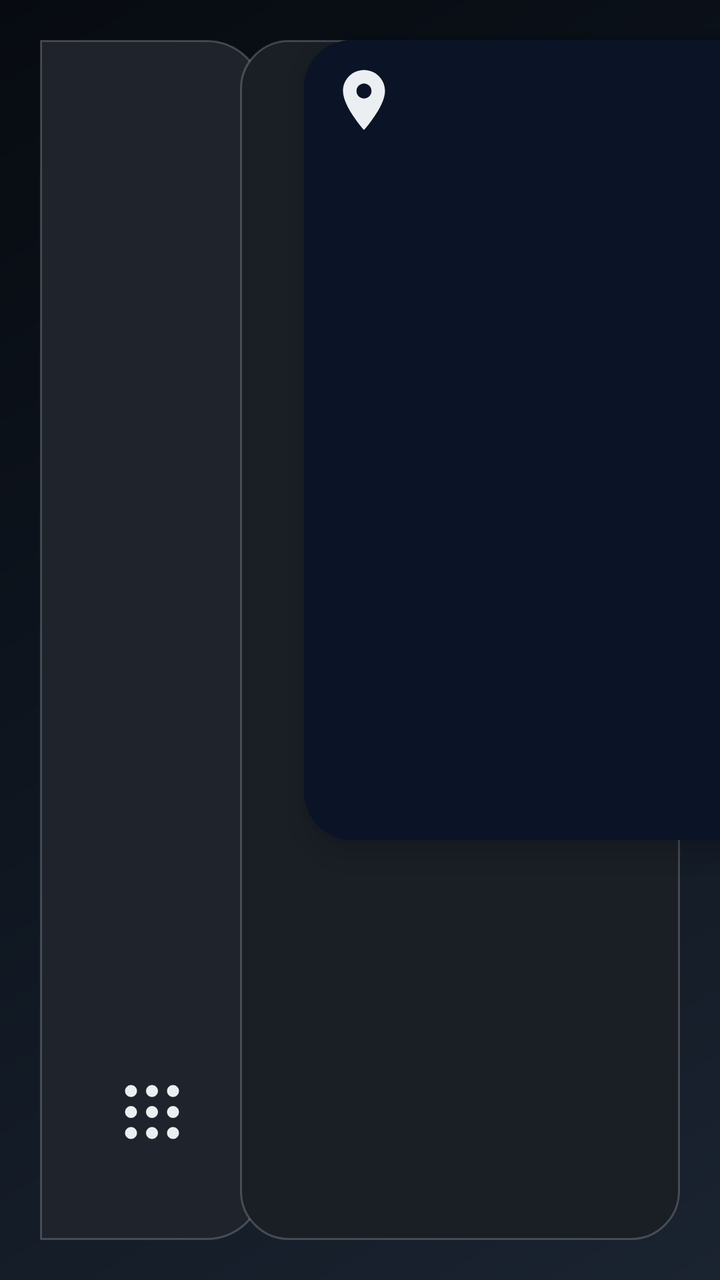
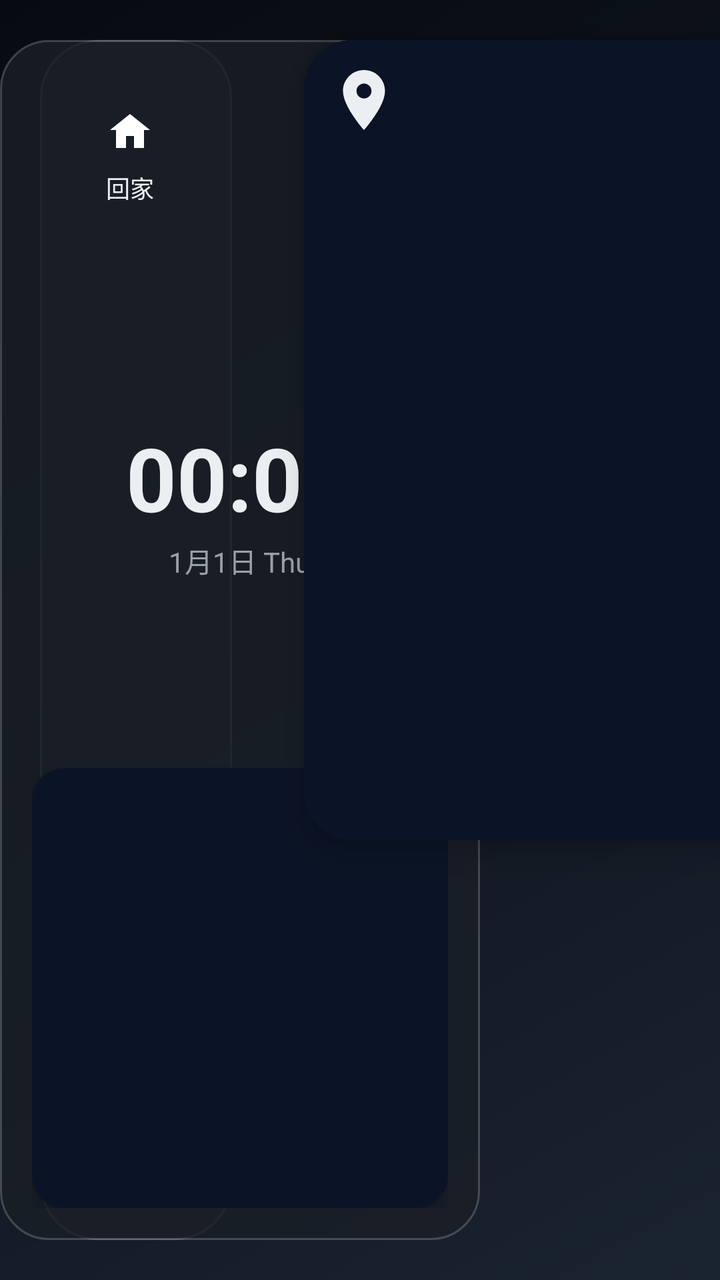

An Android layout rendered at two revisions. The XML below is the earlier revision; the diff shows what the commit changed to produce the second picture.
<!-- AndroidManifest.xml: activity theme Theme.NUI -->
<!-- res/layout/activity_main.xml -->
<?xml version="1.0" encoding="utf-8"?>
<FrameLayout xmlns:android="http://schemas.android.com/apk/res/android"
    xmlns:app="http://schemas.android.com/apk/res-auto"
    android:layout_width="match_parent"
    android:layout_height="match_parent"
    android:background="@drawable/bg_launch"
    android:fitsSystemWindows="false">

    
    <LinearLayout
        android:id="@+id/dockBar"
        android:layout_width="112dp"
        android:layout_height="match_parent"
        android:layout_gravity="start"
        android:orientation="vertical"
        android:gravity="center_horizontal"
        android:paddingTop="24dp"
        android:paddingBottom="24dp"
        android:paddingStart="12dp"
        android:paddingEnd="12dp"
        android:layout_marginVertical="20dp"
        android:layout_marginStart="20dp"
        android:background="@drawable/bg_dock">

        
        <ScrollView
            android:layout_width="match_parent"
            android:layout_height="0dp"
            android:layout_weight="1"
            android:scrollbars="none"
            android:fillViewport="true">

            <LinearLayout
                android:id="@+id/dockItems"
                android:layout_width="match_parent"
                android:layout_height="wrap_content"
                android:orientation="vertical"
                android:gravity="center_horizontal" />
        </ScrollView>

        
        <ImageButton
            android:id="@+id/dockApps"
            android:layout_width="80dp"
            android:layout_height="80dp"
            android:layout_marginTop="8dp"
            android:background="@drawable/bg_dock_item"
            android:contentDescription="@string/dock_apps"
            android:src="@drawable/ic_dock_apps"
            android:scaleType="centerInside"
            android:tint="@color/dock_icon_tint" />
    </LinearLayout>

    
    <com.google.android.material.card.MaterialCardView
        android:id="@+id/mapPanel"
        android:layout_width="600dp"
        android:layout_height="400dp"
        android:layout_marginStart="152dp"
        android:layout_marginTop="20dp"
        app:cardCornerRadius="24dp"
        app:cardElevation="10dp"
        app:cardBackgroundColor="@color/map_bg"
        app:strokeWidth="0dp">

        <FrameLayout
            android:id="@+id/mapContainer"
            android:layout_width="match_parent"
            android:layout_height="match_parent"
            android:background="@color/map_bg" />

        <ImageButton
            android:id="@+id/btnSwitchMap"
            android:layout_width="40dp"
            android:layout_height="40dp"
            android:layout_gravity="top|start"
            android:layout_margin="10dp"
            android:background="@drawable/bg_dock_item"
            android:contentDescription="@string/dock_map"
            android:scaleType="centerInside"
            android:src="@drawable/ic_dock_map"
            android:tint="@color/text_primary" />
    </com.google.android.material.card.MaterialCardView>

    
    <LinearLayout
        android:layout_width="220dp"
        android:layout_height="match_parent"
        android:layout_gravity="end"
        android:orientation="vertical"
        android:gravity="center"
        android:padding="20dp"
        android:layout_marginVertical="20dp"
        android:layout_marginEnd="20dp"
        android:background="@drawable/bg_panel">

        <TextClock
            android:id="@+id/clockTime"
            android:layout_width="wrap_content"
            android:layout_height="wrap_content"
            android:format12Hour="HH:mm"
            android:format24Hour="HH:mm"
            android:textSize="56sp"
            android:textColor="@color/text_primary"
            android:textStyle="bold" />

        <TextClock
            android:id="@+id/clockDate"
            android:layout_width="wrap_content"
            android:layout_height="wrap_content"
            android:format12Hour="M月d日 EEE"
            android:format24Hour="M月d日 EEE"
            android:textSize="18sp"
            android:textColor="@color/text_secondary"
            android:layout_marginTop="4dp" />

        <View
            android:layout_width="120dp"
            android:layout_height="1dp"
            android:layout_marginTop="20dp"
            android:background="@color/divider" />

        <TextView
            android:layout_width="wrap_content"
            android:layout_height="wrap_content"
            android:layout_marginTop="20dp"
            android:text="@string/weather_placeholder"
            android:textColor="@color/text_secondary"
            android:textSize="16sp" />
    </LinearLayout>
</FrameLayout>
<!-- resources referenced by this layout -->
<resources>
  <color name="divider">#33FFFFFF</color>
  <color name="dock_icon_tint">#ECEFF1</color>
  <color name="map_bg">#0B1426</color>
  <color name="text_primary">#ECEFF1</color>
  <color name="text_secondary">#9AA0A6</color>
  <!-- drawable bg_dock (drawable) -->
  <?xml version="1.0" encoding="utf-8"?>
  <shape xmlns:android="http://schemas.android.com/apk/res/android"
      android:shape="rectangle">
      
      <solid android:color="@color/dock_bg" />
      <corners
          android:topLeftRadius="0dp"
          android:topRightRadius="28dp"
          android:bottomLeftRadius="0dp"
          android:bottomRightRadius="28dp" />
      <stroke
          android:width="1dp"
          android:color="@color/divider" />
  </shape>
  <!-- drawable bg_dock_item (drawable) -->
  <?xml version="1.0" encoding="utf-8"?>
  <ripple xmlns:android="http://schemas.android.com/apk/res/android"
      android:color="#33FFFFFF">
      <item android:id="@android:id/mask">
          <shape android:shape="oval">
              <solid android:color="@android:color/white" />
          </shape>
      </item>
  </ripple>
  <!-- drawable bg_launch (drawable) -->
  <?xml version="1.0" encoding="utf-8"?>
  <layer-list xmlns:android="http://schemas.android.com/apk/res/android">
      
      <item>
          <shape android:shape="rectangle">
              <gradient
                  android:type="linear"
                  android:angle="135"
                  android:startColor="#1A2330"
                  android:centerColor="#0F1620"
                  android:endColor="#070B11" />
          </shape>
      </item>
  </layer-list>
  <!-- drawable bg_panel (drawable) -->
  <?xml version="1.0" encoding="utf-8"?>
  <shape xmlns:android="http://schemas.android.com/apk/res/android"
      android:shape="rectangle">
      
      <solid android:color="@color/panel_bg" />
      <corners android:radius="24dp" />
      <stroke
          android:width="1dp"
          android:color="@color/divider" />
  </shape>
  <!-- drawable ic_dock_map (drawable) -->
  <vector xmlns:android="http://schemas.android.com/apk/res/android"
      android:width="36dp"
      android:height="36dp"
      android:viewportWidth="24"
      android:viewportHeight="24">
      <path
          android:fillColor="#FFFFFF"
          android:pathData="M12,2C8.13,2 5,5.13 5,9c0,5.25 7,13 7,13s7,-7.75 7,-13c0,-3.87 -3.13,-7 -7,-7zM12,11.5c-1.38,0 -2.5,-1.12 -2.5,-2.5s1.12,-2.5 2.5,-2.5 2.5,1.12 2.5,2.5 -1.12,2.5 -2.5,2.5z" />
  </vector>
  <string name="dock_apps">应用列表</string>
  <string name="dock_map">地图</string>
  <string name="weather_placeholder">天气插件（待接入）</string>
  <color name="dock_bg">#1F242C</color>
  <color name="panel_bg">#1A1F26</color>
  <color name="accent">#00C5D3</color>
  <!-- unchanged entries left out for length: 2 -->
</resources>

<!-- the commit's change to res/layout/activity_main.xml (unified diff, before → after) -->
@@ -9,7 +9,7 @@
     
     <LinearLayout
         android:id="@+id/dockBar"
-        android:layout_width="112dp"
+        android:layout_width="96dp"
         android:layout_height="match_parent"
         android:layout_gravity="start"
         android:orientation="vertical"
@@ -22,7 +22,6 @@
         android:layout_marginStart="20dp"
         android:background="@drawable/bg_dock">
 
-        
         <ScrollView
             android:layout_width="match_parent"
             android:layout_height="0dp"
@@ -38,11 +37,10 @@
                 android:gravity="center_horizontal" />
         </ScrollView>
 
-        
         <ImageButton
             android:id="@+id/dockApps"
-            android:layout_width="80dp"
-            android:layout_height="80dp"
+            android:layout_width="64dp"
+            android:layout_height="64dp"
             android:layout_marginTop="8dp"
             android:background="@drawable/bg_dock_item"
             android:contentDescription="@string/dock_apps"
@@ -84,48 +82,137 @@
 
     
     <LinearLayout
-        android:layout_width="220dp"
+        android:id="@+id/rightPanel"
+        android:layout_width="240dp"
         android:layout_height="match_parent"
-        android:layout_gravity="end"
+        android:layout_gravity="top|start"
         android:orientation="vertical"
-        android:gravity="center"
-        android:padding="20dp"
-        android:layout_marginVertical="20dp"
+        android:padding="16dp"
+        android:layout_marginTop="20dp"
+        android:layout_marginBottom="20dp"
         android:layout_marginEnd="20dp"
         android:background="@drawable/bg_panel">
 
-        <TextClock
-            android:id="@+id/clockTime"
-            android:layout_width="wrap_content"
+        
+        <LinearLayout
+            android:id="@+id/navRow"
+            android:layout_width="match_parent"
             android:layout_height="wrap_content"
-            android:format12Hour="HH:mm"
-            android:format24Hour="HH:mm"
-            android:textSize="56sp"
-            android:textColor="@color/text_primary"
-            android:textStyle="bold" />
-
-        <TextClock
-            android:id="@+id/clockDate"
-            android:layout_width="wrap_content"
-            android:layout_height="wrap_content"
-            android:format12Hour="M月d日 EEE"
-            android:format24Hour="M月d日 EEE"
-            android:textSize="18sp"
-            android:textColor="@color/text_secondary"
-            android:layout_marginTop="4dp" />
-
-        <View
-            android:layout_width="120dp"
-            android:layout_height="1dp"
-            android:layout_marginTop="20dp"
-            android:background="@color/divider" />
-
-        <TextView
-            android:layout_width="wrap_content"
-            android:layout_height="wrap_content"
-            android:layout_marginTop="20dp"
-            android:text="@string/weather_placeholder"
-            android:textColor="@color/text_secondary"
-            android:textSize="16sp" />
+            android:orientation="horizontal"
+            android:gravity="center">
+
+            <LinearLayout
+                android:id="@+id/btnNavHome"
+                android:layout_width="0dp"
+                android:layout_height="80dp"
+                android:layout_weight="1"
+                android:layout_marginEnd="6dp"
+                android:orientation="vertical"
+                android:gravity="center"
+                android:clickable="true"
+                android:focusable="true"
+                android:background="@drawable/bg_dock_item"
+                android:paddingTop="10dp"
+                android:paddingBottom="8dp">
+
+                <ImageView
+                    android:id="@+id/navIconHome"
+                    android:layout_width="30dp"
+                    android:layout_height="30dp"
+                    android:scaleType="centerInside"
+                    android:src="@drawable/ic_nav_home" />
+
+                <TextView
+                    android:id="@+id/navLabelHome"
+                    android:layout_width="wrap_content"
+                    android:layout_height="wrap_content"
+                    android:layout_marginTop="4dp"
+                    android:text="回家"
+                    android:textSize="12sp"
+                    android:textColor="@color/text_primary"
+                    android:maxLines="1"
+                    android:ellipsize="end" />
+            </LinearLayout>
+
+            <LinearLayout
+                android:id="@+id/btnNavCompany"
+                android:layout_width="0dp"
+                android:layout_height="80dp"
+                android:layout_weight="1"
+                android:layout_marginStart="6dp"
+                android:orientation="vertical"
+                android:gravity="center"
+                android:clickable="true"
+                android:focusable="true"
+                android:background="@drawable/bg_dock_item"
+                android:paddingTop="10dp"
+                android:paddingBottom="8dp">
+
+                <ImageView
+                    android:id="@+id/navIconCompany"
+                    android:layout_width="30dp"
+                    android:layout_height="30dp"
+                    android:scaleType="centerInside"
+                    android:src="@drawable/ic_nav_company" />
+
+                <TextView
+                    android:id="@+id/navLabelCompany"
+                    android:layout_width="wrap_content"
+                    android:layout_height="wrap_content"
+                    android:layout_marginTop="4dp"
+                    android:text="公司"
+                    android:textSize="12sp"
+                    android:textColor="@color/text_primary"
+                    android:maxLines="1"
+                    android:ellipsize="end" />
+            </LinearLayout>
+        </LinearLayout>
+
+        
+        <LinearLayout
+            android:layout_width="match_parent"
+            android:layout_height="0dp"
+            android:layout_weight="1"
+            android:orientation="vertical"
+            android:gravity="center"
+            android:layout_marginTop="8dp">
+
+            <TextClock
+                android:id="@+id/clockTime"
+                android:layout_width="wrap_content"
+                android:layout_height="wrap_content"
+                android:format12Hour="HH:mm"
+                android:format24Hour="HH:mm"
+                android:textSize="44sp"
+                android:textColor="@color/text_primary"
+                android:textStyle="bold" />
+
+            <TextClock
+                android:id="@+id/clockDate"
+                android:layout_width="wrap_content"
+                android:layout_height="wrap_content"
+                android:format12Hour="M月d日 EEE"
+                android:format24Hour="M月d日 EEE"
+                android:textSize="14sp"
+                android:textColor="@color/text_secondary"
+                android:layout_marginTop="2dp" />
+        </LinearLayout>
+
+        
+        <com.google.android.material.card.MaterialCardView
+            android:id="@+id/musicPanel"
+            android:layout_width="match_parent"
+            android:layout_height="220dp"
+            android:layout_marginTop="8dp"
+            app:cardCornerRadius="16dp"
+            app:cardElevation="6dp"
+            app:cardBackgroundColor="@color/map_bg"
+            app:strokeWidth="0dp">
+
+            <FrameLayout
+                android:id="@+id/musicContainer"
+                android:layout_width="match_parent"
+                android:layout_height="match_parent" />
+        </com.google.android.material.card.MaterialCardView>
     </LinearLayout>
 </FrameLayout>
<!-- resource entries referenced after the edit -->
@@ -11,11 +11,7 @@
       android:shape="rectangle">
       
       <solid android:color="@color/dock_bg" />
-      <corners
-          android:topLeftRadius="0dp"
-          android:topRightRadius="28dp"
-          android:bottomLeftRadius="0dp"
-          android:bottomRightRadius="28dp" />
+      <corners android:radius="28dp" />
       <stroke
           android:width="1dp"
           android:color="@color/divider" />
@@ -25,8 +21,9 @@
   <ripple xmlns:android="http://schemas.android.com/apk/res/android"
       android:color="#33FFFFFF">
       <item android:id="@android:id/mask">
-          <shape android:shape="oval">
+          <shape android:shape="rectangle">
               <solid android:color="@android:color/white" />
+              <corners android:radius="16dp" />
           </shape>
       </item>
   </ripple>
@@ -66,11 +63,34 @@
           android:fillColor="#FFFFFF"
           android:pathData="M12,2C8.13,2 5,5.13 5,9c0,5.25 7,13 7,13s7,-7.75 7,-13c0,-3.87 -3.13,-7 -7,-7zM12,11.5c-1.38,0 -2.5,-1.12 -2.5,-2.5s1.12,-2.5 2.5,-2.5 2.5,1.12 2.5,2.5 -1.12,2.5 -2.5,2.5z" />
   </vector>
+  <!-- drawable ic_nav_company (drawable) -->
+  <?xml version="1.0" encoding="utf-8"?>
+  <vector xmlns:android="http://schemas.android.com/apk/res/android"
+      android:width="24dp"
+      android:height="24dp"
+      android:viewportWidth="24"
+      android:viewportHeight="24"
+      android:tint="#FFFFFF">
+      <path
+          android:fillColor="#FFFFFFFF"
+          android:pathData="M12,7V3H2v18h20V7H12zM6,19H4v-2h2v2zM6,15H4v-2h2v2zM6,11H4V9h2v2zM10,19H8v-2h2v2zM10,15H8v-2h2v2zM10,11H8V9h2v2zM20,19h-8v-2h2v-2h-2v-2h2v-2h-2v-2h8v10zM18,11h-2v2h2v-2zM18,15h-2v2h2v-2z" />
+  </vector>
+  <!-- drawable ic_nav_home (drawable) -->
+  <?xml version="1.0" encoding="utf-8"?>
+  <vector xmlns:android="http://schemas.android.com/apk/res/android"
+      android:width="24dp"
+      android:height="24dp"
+      android:viewportWidth="24"
+      android:viewportHeight="24"
+      android:tint="#FFFFFF">
+      <path
+          android:fillColor="#FFFFFFFF"
+          android:pathData="M10,20v-6h4v6h5v-9h3L12,3 2,11h3v9z" />
+  </vector>
   <string name="dock_apps">应用列表</string>
   <string name="dock_map">地图</string>
-  <string name="weather_placeholder">天气插件（待接入）</string>
-  <color name="dock_bg">#1F242C</color>
-  <color name="panel_bg">#1A1F26</color>
+  <color name="dock_bg">#CC1F242C</color>
+  <color name="panel_bg">#CC1A1F26</color>
   <color name="accent">#00C5D3</color>
   <!-- unchanged entries left out for length: 2 -->
 </resources>
